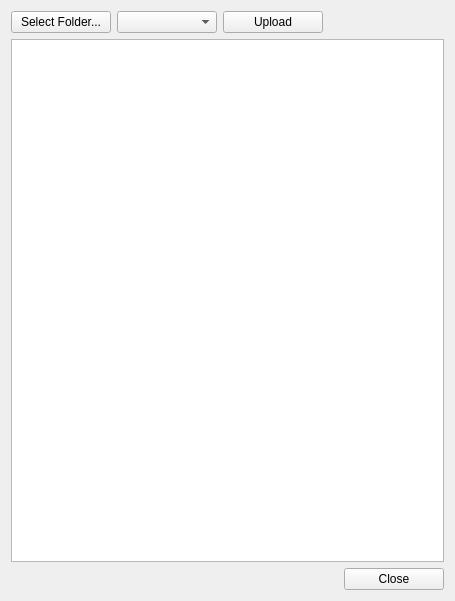
cb-flts/flts, file ui/flts/certificate_upload/ui_flts_certificate_upload.ui: the form before one commit.
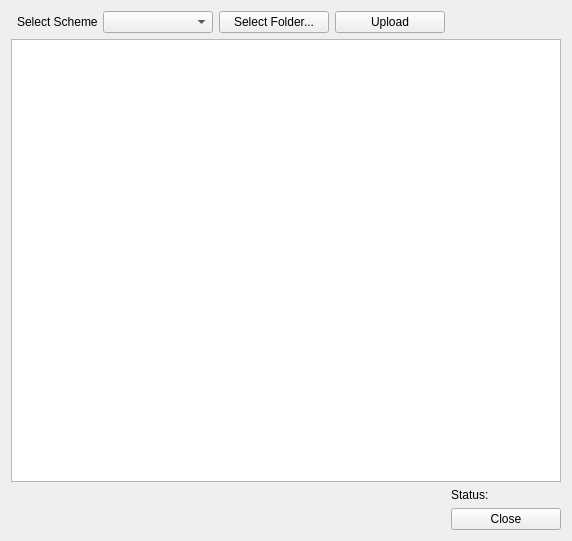
The form after the commit. Icons and pictures are not drawn.

Commit message: Modified the certificate upload handler signals

Patch:
```diff
--- a/ui/flts/certificate_upload/ui_flts_certificate_upload.ui
+++ b/ui/flts/certificate_upload/ui_flts_certificate_upload.ui
@@ -9,8 +9,8 @@
    <rect>
     <x>0</x>
     <y>0</y>
-    <width>455</width>
-    <height>601</height>
+    <width>572</width>
+    <height>541</height>
    </rect>
   </property>
   <property name="minimumSize">
@@ -23,7 +23,81 @@
    <string>Upload Scanned Certificate</string>
   </property>
   <layout class="QGridLayout" name="gridLayout">
-   <item row="2" column="0" colspan="5">
+   <item row="0" column="0" colspan="7">
+    <layout class="QVBoxLayout" name="vlNotification">
+     <property name="spacing">
+      <number>6</number>
+     </property>
+     <property name="sizeConstraint">
+      <enum>QLayout::SetDefaultConstraint</enum>
+     </property>
+     <property name="bottomMargin">
+      <number>0</number>
+     </property>
+    </layout>
+   </item>
+   <item row="1" column="1">
+    <widget class="QLabel" name="label">
+     <property name="sizePolicy">
+      <sizepolicy hsizetype="Preferred" vsizetype="Fixed">
+       <horstretch>0</horstretch>
+       <verstretch>0</verstretch>
+      </sizepolicy>
+     </property>
+     <property name="minimumSize">
+      <size>
+       <width>80</width>
+       <height>0</height>
+      </size>
+     </property>
+     <property name="text">
+      <string>Select Scheme:</string>
+     </property>
+    </widget>
+   </item>
+   <item row="1" column="2">
+    <widget class="QComboBox" name="cbo_scheme_number">
+     <property name="sizePolicy">
+      <sizepolicy hsizetype="Fixed" vsizetype="Fixed">
+       <horstretch>0</horstretch>
+       <verstretch>0</verstretch>
+      </sizepolicy>
+     </property>
+     <property name="minimumSize">
+      <size>
+       <width>110</width>
+       <height>0</height>
+      </size>
+     </property>
+     <property name="toolTip">
+      <string>&lt;html&gt;&lt;head/&gt;&lt;body&gt;&lt;p&gt;Select Scheme&lt;/p&gt;&lt;/body&gt;&lt;/html&gt;</string>
+     </property>
+    </widget>
+   </item>
+   <item row="1" column="3">
+    <widget class="QPushButton" name="btn_select_folder">
+     <property name="sizePolicy">
+      <sizepolicy hsizetype="Fixed" vsizetype="Fixed">
+       <horstretch>0</horstretch>
+       <verstretch>0</verstretch>
+      </sizepolicy>
+     </property>
+     <property name="minimumSize">
+      <size>
+       <width>110</width>
+       <height>0</height>
+      </size>
+     </property>
+     <property name="text">
+      <string>Select Folder...</string>
+     </property>
+     <property name="icon">
+      <iconset resource="../../../resources.qrc">
+       <normaloff>:/plugins/stdm/images/icons/flts_open_file.png</normaloff>:/plugins/stdm/images/icons/flts_open_file.png</iconset>
+     </property>
+    </widget>
+   </item>
+   <item row="2" column="0" colspan="7">
     <widget class="QTableView" name="tbvw_certificate">
      <property name="sizePolicy">
       <sizepolicy hsizetype="Expanding" vsizetype="Expanding">
@@ -42,37 +116,7 @@
      </property>
     </widget>
    </item>
-   <item row="3" column="0">
-    <widget class="QLabel" name="lbl_records_count">
-     <property name="text">
-      <string/>
-     </property>
-    </widget>
-   </item>
-   <item row="1" column="0">
-    <widget class="QPushButton" name="btn_select_folder">
-     <property name="sizePolicy">
-      <sizepolicy hsizetype="Preferred" vsizetype="Fixed">
-       <horstretch>0</horstretch>
-       <verstretch>0</verstretch>
-      </sizepolicy>
-     </property>
-     <property name="minimumSize">
-      <size>
-       <width>100</width>
-       <height>0</height>
-      </size>
-     </property>
-     <property name="text">
-      <string>Select Folder...</string>
-     </property>
-     <property name="icon">
-      <iconset resource="../../../resources.qrc">
-       <normaloff>:/plugins/stdm/images/icons/flts_open_file.png</normaloff>:/plugins/stdm/images/icons/flts_open_file.png</iconset>
-     </property>
-    </widget>
-   </item>
-   <item row="3" column="3">
+   <item row="4" column="4">
     <spacer name="horizontalSpacer_2">
      <property name="orientation">
       <enum>Qt::Horizontal</enum>
@@ -85,7 +129,7 @@
      </property>
     </spacer>
    </item>
-   <item row="3" column="4">
+   <item row="4" column="5" colspan="2">
     <widget class="QPushButton" name="btn_close">
      <property name="sizePolicy">
       <sizepolicy hsizetype="Preferred" vsizetype="Fixed">
@@ -95,7 +139,7 @@
      </property>
      <property name="minimumSize">
       <size>
-       <width>100</width>
+       <width>110</width>
        <height>0</height>
       </size>
      </property>
@@ -104,36 +148,24 @@
      </property>
     </widget>
    </item>
-   <item row="1" column="1">
-    <widget class="QComboBox" name="cbo_scheme_number">
-     <property name="sizePolicy">
-      <sizepolicy hsizetype="Preferred" vsizetype="Fixed">
-       <horstretch>0</horstretch>
-       <verstretch>0</verstretch>
-      </sizepolicy>
-     </property>
-     <property name="minimumSize">
-      <size>
-       <width>100</width>
-       <height>0</height>
-      </size>
-     </property>
-     <property name="toolTip">
-      <string>&lt;html&gt;&lt;head/&gt;&lt;body&gt;&lt;p&gt;Select Scheme&lt;/p&gt;&lt;/body&gt;&lt;/html&gt;</string>
+   <item row="3" column="0" colspan="2">
+    <widget class="QLabel" name="lbl_records_count">
+     <property name="text">
+      <string/>
      </property>
     </widget>
    </item>
-   <item row="1" column="2">
+   <item row="1" column="4">
     <widget class="QPushButton" name="btn_upload_certificate">
      <property name="sizePolicy">
-      <sizepolicy hsizetype="Preferred" vsizetype="Fixed">
+      <sizepolicy hsizetype="Fixed" vsizetype="Fixed">
        <horstretch>0</horstretch>
        <verstretch>0</verstretch>
       </sizepolicy>
      </property>
      <property name="minimumSize">
       <size>
-       <width>100</width>
+       <width>110</width>
        <height>0</height>
       </size>
      </property>
@@ -146,7 +178,7 @@
      </property>
     </widget>
    </item>
-   <item row="1" column="3">
+   <item row="1" column="5" colspan="2">
     <spacer name="horizontalSpacer1">
      <property name="orientation">
       <enum>Qt::Horizontal</enum>
@@ -162,18 +194,12 @@
      </property>
     </spacer>
    </item>
-   <item row="0" column="0" colspan="5">
-    <layout class="QVBoxLayout" name="vlNotification">
-     <property name="spacing">
-      <number>6</number>
+   <item row="3" column="5" colspan="2">
+    <widget class="QLabel" name="lbl_status">
+     <property name="text">
+      <string>Status:  </string>
      </property>
-     <property name="sizeConstraint">
-      <enum>QLayout::SetDefaultConstraint</enum>
-     </property>
-     <property name="bottomMargin">
-      <number>0</number>
-     </property>
-    </layout>
+    </widget>
    </item>
   </layout>
  </widget>
```
Left out of the diff: 9 changed lines with no effect on the pictures. The commit also changes 20 other files.
